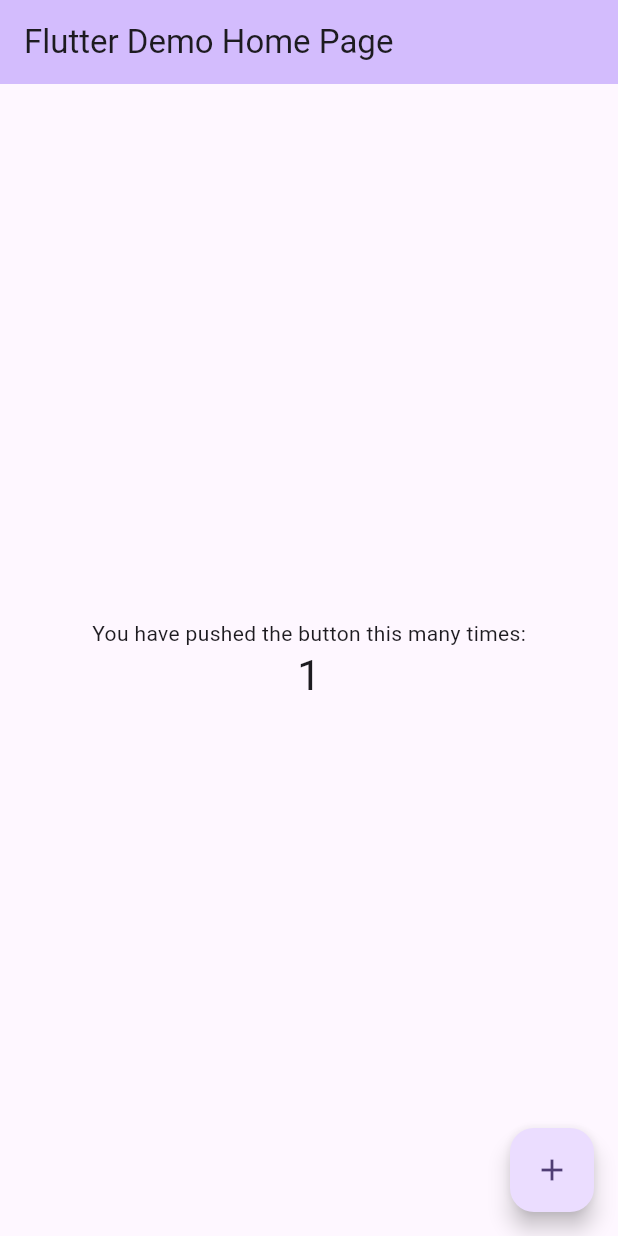
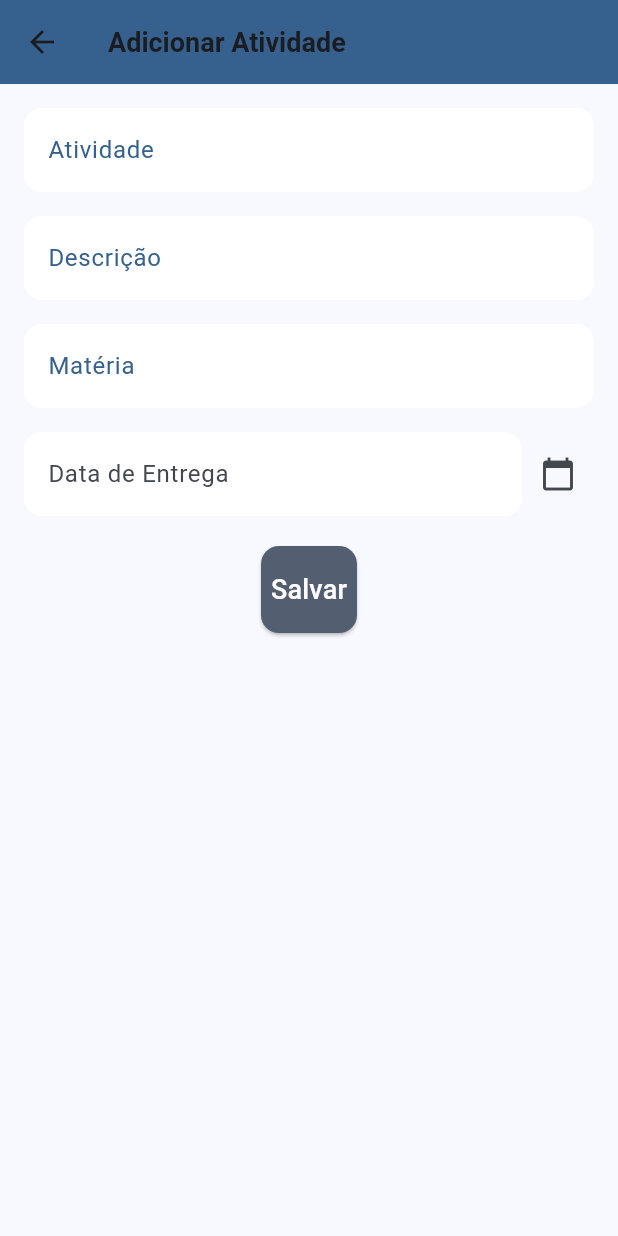
Before and after one commit to Precoma/agp_mobile, a Flutter app: the screen it shows after launch, after a tap on the "add" icon, on a phone screen of 412 x 824 dp. Run offline on Flutter 3.47's test engine with Material 3 defaults, Android fonts, the light colour scheme and no system bars.

Commit message:
Primeiras modificações

```diff
--- /dev/null
+++ b/lib/atividade_form.dart
@@ -0,0 +1,199 @@
+import 'package:flutter/material.dart';
+import 'package:agp_mobile/models/atividade.dart';
+
+class AddActivityForm extends StatefulWidget {
+  @override
+  _AddActivityFormState createState() => _AddActivityFormState();
+}
+
+class _AddActivityFormState extends State<AddActivityForm> {
+  final _formKey = GlobalKey<FormState>();
+  final TextEditingController _nomeController = TextEditingController();
+  final TextEditingController _descricaoController = TextEditingController();
+  final TextEditingController _materiaController = TextEditingController();
+  final TextEditingController _dataEntregaController = TextEditingController();
+  bool _isLoading = false;
+
+  void _selectDataEntrega(BuildContext context) async {
+    final DateTime? picked = await showDatePicker(
+      context: context,
+      initialDate: DateTime.now(),
+      firstDate: DateTime(2000),
+      lastDate: DateTime(2101),
+    );
+    if (picked != null) {
+      setState(() {
+        _dataEntregaController.text =
+            "${picked.day}/${picked.month}/${picked.year}";
+      });
+    }
+  }
+
+  @override
+  Widget build(BuildContext context) {
+    return Scaffold(
+      appBar: AppBar(
+        title: const Text('Adicionar Atividade'),
+        backgroundColor: Theme.of(context).colorScheme.primary,
+      ),
+      body: Form(
+        key: _formKey,
+        child: Padding(
+          padding: const EdgeInsets.all(16.0),
+          child: SingleChildScrollView(
+            child: Column(
+              children: [
+                // Campo de nome
+                TextFormField(
+                  controller: _nomeController,
+                  decoration: InputDecoration(
+                    labelText: 'Atividade',
+                    labelStyle:
+                        TextStyle(color: Theme.of(context).colorScheme.primary),
+                    filled: true,
+                    fillColor: Colors.white,
+                    border: OutlineInputBorder(
+                      borderRadius: BorderRadius.circular(12.0),
+                      borderSide: BorderSide.none,
+                    ),
+                  ),
+                  validator: (value) {
+                    if (value == null || value.isEmpty) {
+                      return 'Por favor, insira o nome da atividade';
+                    }
+                    return null;
+                  },
+                ),
+                const SizedBox(height: 16),
+
+                // Campo de descrição
+                TextFormField(
+                  controller: _descricaoController,
+                  decoration: InputDecoration(
+                    labelText: 'Descrição',
+                    labelStyle:
+                        TextStyle(color: Theme.of(context).colorScheme.primary),
+                    filled: true,
+                    fillColor: Colors.white,
+                    border: OutlineInputBorder(
+                      borderRadius: BorderRadius.circular(12.0),
+                      borderSide: BorderSide.none,
+                    ),
+                  ),
+                  validator: (value) {
+                    if (value == null || value.isEmpty) {
+                      return 'Por favor, insira a descrição';
+                    }
+                    return null;
+                  },
+                ),
+                const SizedBox(height: 16),
+
+                // Campo de matéria
+                TextFormField(
+                  controller: _materiaController,
+                  decoration: InputDecoration(
+                    labelText: 'Matéria',
+                    labelStyle:
+                        TextStyle(color: Theme.of(context).colorScheme.primary),
+                    filled: true,
+                    fillColor: Colors.white,
+                    border: OutlineInputBorder(
+                      borderRadius: BorderRadius.circular(12.0),
+                      borderSide: BorderSide.none,
+                    ),
+                  ),
+                  validator: (value) {
+                    if (value == null || value.isEmpty) {
+                      return 'Por favor, insira a matéria';
+                    }
+                    return null;
+                  },
+                ),
+                const SizedBox(height: 16),
+
+                // Campo de data de entrega
+                Row(
+                  children: [
+                    Expanded(
+                      child: TextFormField(
+                        controller: _dataEntregaController,
+                        readOnly: true,
+                        decoration: InputDecoration(
+                          labelText: 'Data de Entrega',
+                          hintText: 'Selecione uma data',
+                          filled: true,
+                          fillColor: Colors.white,
+                          border: OutlineInputBorder(
+                            borderRadius: BorderRadius.circular(12.0),
+                            borderSide: BorderSide.none,
+                          ),
+                        ),
+                        onTap: () => _selectDataEntrega(context),
+                      ),
+                    ),
+                    IconButton(
+                      icon: const Icon(Icons.calendar_today),
+                      onPressed: () => _selectDataEntrega(context),
+                    ),
+                  ],
+                ),
+                const SizedBox(height: 20),
+
+                // Botão de salvar
+                _isLoading
+                    ? CircularProgressIndicator(
+                        valueColor: AlwaysStoppedAnimation<Color>(
+                            Theme.of(context).colorScheme.primary),
+                      )
+                    : ElevatedButton(
+                        onPressed: () {
+                          if (_formKey.currentState!.validate() &&
+                              _dataEntregaController.text.isNotEmpty) {
+                            setState(() {
+                              _isLoading = true;
+                            });
+                            final novaAtividade = Atividade(
+                              nome: _nomeController.text,
+                              descricao: _descricaoController.text,
+                              materia: _materiaController.text,
+                              feita: false, // "Feita" padrão como false
+                              dataEntrega: DateTime.parse(
+                                  "${_dataEntregaController.text.split('/')[2]}-${_dataEntregaController.text.split('/')[1]}-${_dataEntregaController.text.split('/')[0]}"),
+                            );
+                            // Simulando um delay para salvar a atividade
+                            Future.delayed(const Duration(seconds: 2), () {
+                              setState(() {
+                                _isLoading = false;
+                              });
+                              Navigator.pop(context, novaAtividade);
+                            });
+                          } else if (_dataEntregaController.text.isEmpty) {
+                            ScaffoldMessenger.of(context).showSnackBar(
+                              const SnackBar(
+                                  content: Text(
+                                      'Por favor, selecione uma data de entrega')),
+                            );
+                          }
+                        },
+                        style: ElevatedButton.styleFrom(
+                          padding: const EdgeInsets.symmetric(vertical: 16.0),
+                          shape: RoundedRectangleBorder(
+                            borderRadius: BorderRadius.circular(12.0),
+                          ),
+                          backgroundColor:
+                              Theme.of(context).colorScheme.secondary,
+                        ),
+                        child: const Text(
+                          'Salvar',
+                          style: TextStyle(fontSize: 18, color: Colors.white),
+                        ),
+                      ),
+              ],
+            ),
+          ),
+        ),
+      ),
+    );
+  }
+}
--- a/lib/main.dart
+++ b/lib/main.dart
@@ -1,4 +1,6 @@
 import 'package:flutter/material.dart';
+import 'package:agp_mobile/models/atividade.dart';
+import 'atividade_form.dart';
 
 void main() {
   runApp(const MyApp());
@@ -7,119 +9,204 @@
 class MyApp extends StatelessWidget {
   const MyApp({super.key});
 
-  // This widget is the root of your application.
   @override
   Widget build(BuildContext context) {
     return MaterialApp(
-      title: 'Flutter Demo',
+      title: 'AGP',
+      debugShowCheckedModeBanner: false,
       theme: ThemeData(
-        // This is the theme of your application.
-        //
-        // TRY THIS: Try running your application with "flutter run". You'll see
-        // the application has a purple toolbar. Then, without quitting the app,
-        // try changing the seedColor in the colorScheme below to Colors.green
-        // and then invoke "hot reload" (save your changes or press the "hot
-        // reload" button in a Flutter-supported IDE, or press "r" if you used
-        // the command line to start the app).
-        //
-        // Notice that the counter didn't reset back to zero; the application
-        // state is not lost during the reload. To reset the state, use hot
-        // restart instead.
-        //
-        // This works for code too, not just values: Most code changes can be
-        // tested with just a hot reload.
-        colorScheme: ColorScheme.fromSeed(seedColor: Colors.deepPurple),
-        useMaterial3: true,
+        colorScheme: ColorScheme.fromSeed(seedColor: Colors.blue),
+        useMaterial3: true, // Usando Material 3
+        textTheme: TextTheme(
+          bodyLarge: TextStyle(
+              fontSize: 16, color: Colors.black87), // Usando bodyLarge
+          titleLarge: TextStyle(
+              fontWeight: FontWeight.bold, fontSize: 18), // Usando titleLarge
+        ),
       ),
-      home: const MyHomePage(title: 'Flutter Demo Home Page'),
+      home: HomePage(),
     );
   }
 }
 
-class MyHomePage extends StatefulWidget {
-  const MyHomePage({super.key, required this.title});
+class HomePage extends StatefulWidget {
+  var atividades = <Atividade>[];
 
-  // This widget is the home page of your application. It is stateful, meaning
-  // that it has a State object (defined below) that contains fields that affect
-  // how it looks.
-
-  // This class is the configuration for the state. It holds the values (in this
-  // case the title) provided by the parent (in this case the App widget) and
-  // used by the build method of the State. Fields in a Widget subclass are
-  // always marked "final".
-
-  final String title;
+  HomePage({super.key}) {
+    atividades.add(Atividade(
+      nome: "Atividade de Matemática",
+      descricao: "Resolver exercícios da página 10 a 20",
+      materia: "Matemática",
+      feita: false,
+      dataEntrega: DateTime(2023, 12, 20),
+    ));
+    atividades.add(Atividade(
+      nome: "Leitura de Livro",
+      descricao: "Ler o capítulo 3 do livro de história",
+      materia: "História",
+      feita: true,
+      dataEntrega: DateTime(2023, 11, 25),
+    ));
+    atividades.add(Atividade(
+      nome: "Exercício de Física",
+      descricao: "Fazer os exercícios de vetores",
+      materia: "Física",
+      feita: false,
+      dataEntrega: DateTime(2023, 12, 20),
+    ));
+  }
 
   @override
-  State<MyHomePage> createState() => _MyHomePageState();
+  State<HomePage> createState() => _HomePageState();
 }
 
-class _MyHomePageState extends State<MyHomePage> {
-  int _counter = 0;
+class _HomePageState extends State<HomePage> {
+  Map<int, bool> _expandedState =
+      {}; // Mapeia o índice da atividade para o estado de expansão.
 
-  void _incrementCounter() {
+  void _navigateToAddActivity() async {
+    final novaAtividade = await Navigator.push(
+      context,
+      MaterialPageRoute(builder: (context) => AddActivityForm()),
+    );
+
+    if (novaAtividade != null) {
+      setState(() {
+        widget.atividades.add(novaAtividade);
+        widget.atividades.sort((a, b) =>
+            a.dataEntrega.compareTo(b.dataEntrega)); // Ordena as atividades
+      });
+    }
+  }
+
+  // Função para dividir as atividades por data de entrega
+  Map<String, List<Atividade>> _dividirAtividadesPorDia() {
+    Map<String, List<Atividade>> atividadesPorDia = {};
+
+    for (var atividade in widget.atividades) {
+      String chaveDia =
+          "${atividade.dataEntrega.day}/${atividade.dataEntrega.month}/${atividade.dataEntrega.year}";
+
+      if (!atividadesPorDia.containsKey(chaveDia)) {
+        atividadesPorDia[chaveDia] = [];
+      }
+      atividadesPorDia[chaveDia]!.add(atividade);
+    }
+
+    return atividadesPorDia;
+  }
+
+  void _toggleAtividadeFeita(int index) {
     setState(() {
-      // This call to setState tells the Flutter framework that something has
-      // changed in this State, which causes it to rerun the build method below
-      // so that the display can reflect the updated values. If we changed
-      // _counter without calling setState(), then the build method would not be
-      // called again, and so nothing would appear to happen.
-      _counter++;
+      widget.atividades[index].feita = !widget.atividades[index].feita;
+    });
+  }
+
+  // Função para deletar uma atividade
+  void _deleteActivity(int index) {
+    setState(() {
+      widget.atividades.removeAt(index);
+      _expandedState.remove(index); // Limpar o estado de expansão após exclusão
     });
   }
 
   @override
   Widget build(BuildContext context) {
-    // This method is rerun every time setState is called, for instance as done
-    // by the _incrementCounter method above.
-    //
-    // The Flutter framework has been optimized to make rerunning build methods
-    // fast, so that you can just rebuild anything that needs updating rather
-    // than having to individually change instances of widgets.
+    final atividadesPorDia =
+        _dividirAtividadesPorDia(); // Divide as atividades por dia
+
     return Scaffold(
       appBar: AppBar(
-        // TRY THIS: Try changing the color here to a specific color (to
-        // Colors.amber, perhaps?) and trigger a hot reload to see the AppBar
-        // change color while the other colors stay the same.
-        backgroundColor: Theme.of(context).colorScheme.inversePrimary,
-        // Here we take the value from the MyHomePage object that was created by
-        // the App.build method, and use it to set our appbar title.
-        title: Text(widget.title),
+        title: const Text("Agenda Pessoal Escolar"),
+        backgroundColor: Theme.of(context).colorScheme.primary,
       ),
-      body: Center(
-        // Center is a layout widget. It takes a single child and positions it
-        // in the middle of the parent.
-        child: Column(
-          // Column is also a layout widget. It takes a list of children and
-          // arranges them vertically. By default, it sizes itself to fit its
-          // children horizontally, and tries to be as tall as its parent.
-          //
-          // Column has various properties to control how it sizes itself and
-          // how it positions its children. Here we use mainAxisAlignment to
-          // center the children vertically; the main axis here is the vertical
-          // axis because Columns are vertical (the cross axis would be
-          // horizontal).
-          //
-          // TRY THIS: Invoke "debug painting" (choose the "Toggle Debug Paint"
-          // action in the IDE, or press "p" in the console), to see the
-          // wireframe for each widget.
-          mainAxisAlignment: MainAxisAlignment.center,
-          children: <Widget>[
-            const Text(
-              'You have pushed the button this many times:',
-            ),
-            Text(
-              '$_counter',
-              style: Theme.of(context).textTheme.headlineMedium,
-            ),
-          ],
-        ),
+      body: ListView(
+        children: atividadesPorDia.entries.map((entry) {
+          String dia = entry.key;
+          List<Atividade> atividadesNoDia = entry.value;
+
+          return Column(
+            crossAxisAlignment: CrossAxisAlignment.start,
+            children: [
+              Padding(
+                padding:
+                    const EdgeInsets.symmetric(horizontal: 16.0, vertical: 8.0),
+                child: Text(
+                  dia,
+                  style: const TextStyle(
+                      fontSize: 18, fontWeight: FontWeight.bold),
+                ),
+              ),
+              ...atividadesNoDia.map((atividade) {
+                int index = widget.atividades.indexOf(atividade);
+                bool isExpanded = _expandedState[index] ??
+                    false; // Verifica o estado de expansão.
+
+                return Card(
+                  margin: const EdgeInsets.symmetric(
+                      vertical: 8.0, horizontal: 16.0),
+                  shape: RoundedRectangleBorder(
+                    borderRadius: BorderRadius.circular(12),
+                    side: BorderSide(
+                      color: Theme.of(context).colorScheme.primary,
+                      width: 1.5,
+                    ),
+                  ),
+                  elevation: 4,
+                  child: ExpansionTile(
+                    onExpansionChanged: (expanded) {
+                      setState(() {
+                        _expandedState[index] =
+                            expanded; // Atualiza o estado de expansão.
+                      });
+                    },
+                    leading: Checkbox(
+                      value: atividade.feita,
+                      onChanged: (bool? value) {
+                        setState(() {
+                          atividade.feita = value ?? false;
+                        });
+                      },
+                    ),
+                    title: Text(atividade.nome),
+                    trailing: isExpanded
+                        ? IconButton(
+                            icon: const Icon(Icons.delete, color: Colors.red),
+                            onPressed: () {
+                              _deleteActivity(index);
+                            },
+                          )
+                        : null, // Exibe o ícone de deletar apenas quando expandido
+                    children: [
+                      Padding(
+                        padding: const EdgeInsets.symmetric(
+                            horizontal: 16.0, vertical: 8.0),
+                        child: Column(
+                          crossAxisAlignment: CrossAxisAlignment.start,
+                          children: [
+                            Text("Descrição: ${atividade.descricao}"),
+                            const SizedBox(height: 5),
+                            Text("Matéria: ${atividade.materia}"),
+                            const SizedBox(height: 5),
+                            Text(
+                              "Data de Entrega: ${atividade.dataEntrega.day}/${atividade.dataEntrega.month}/${atividade.dataEntrega.year}",
+                            ),
+                          ],
+                        ),
+                      ),
+                    ],
+                  ),
+                );
+              }).toList(),
+            ],
+          );
+        }).toList(),
       ),
       floatingActionButton: FloatingActionButton(
-        onPressed: _incrementCounter,
-        tooltip: 'Increment',
+        onPressed: _navigateToAddActivity,
+        backgroundColor: Theme.of(context).colorScheme.secondary,
         child: const Icon(Icons.add),
-      ), // This trailing comma makes auto-formatting nicer for build methods.
+      ),
     );
   }
 }
--- /dev/null
+++ b/lib/models/atividade.dart
@@ -0,0 +1,40 @@
+class Atividade {
+  int? id;
+  String nome;
+  String descricao;
+  String materia;
+  bool feita;
+  DateTime dataEntrega;
+
+  // Construtor
+  Atividade({
+    this.id,
+    required this.nome,
+    required this.descricao,
+    required this.materia,
+    required this.feita,
+    required this.dataEntrega,
+  });
+
+  // Converter para JSON para armazenar no banco de dados
+  Map<String, dynamic> toJson() {
+    return {
+      'id': id,
+      'nome': nome,
+      'descricao': descricao,
+      'materia': materia,
+      'feita': feita ? 1 : 0, // Converte o valor booleano para inteiro
+      'dataEntrega':
+          dataEntrega.toIso8601String(), // Formato de data para string
+    };
+  }
+
+  // Criar uma atividade a partir de um JSON
+  Atividade.fromJson(Map<String, dynamic> json)
+      : id = json['id'],
+        nome = json['nome'],
+        descricao = json['descricao'],
+        materia = json['materia'],
+        feita = json['feita'] == 1, // Converte de volta para booleano
+        dataEntrega = DateTime.parse(json['dataEntrega']);
+}
--- a/pubspec.yaml
+++ b/pubspec.yaml
@@ -30,7 +30,6 @@ environment:
 dependencies:
   flutter:
     sdk: flutter
-
 
   # The following adds the Cupertino Icons font to your application.
   # Use with the CupertinoIcons class for iOS style icons.
```
